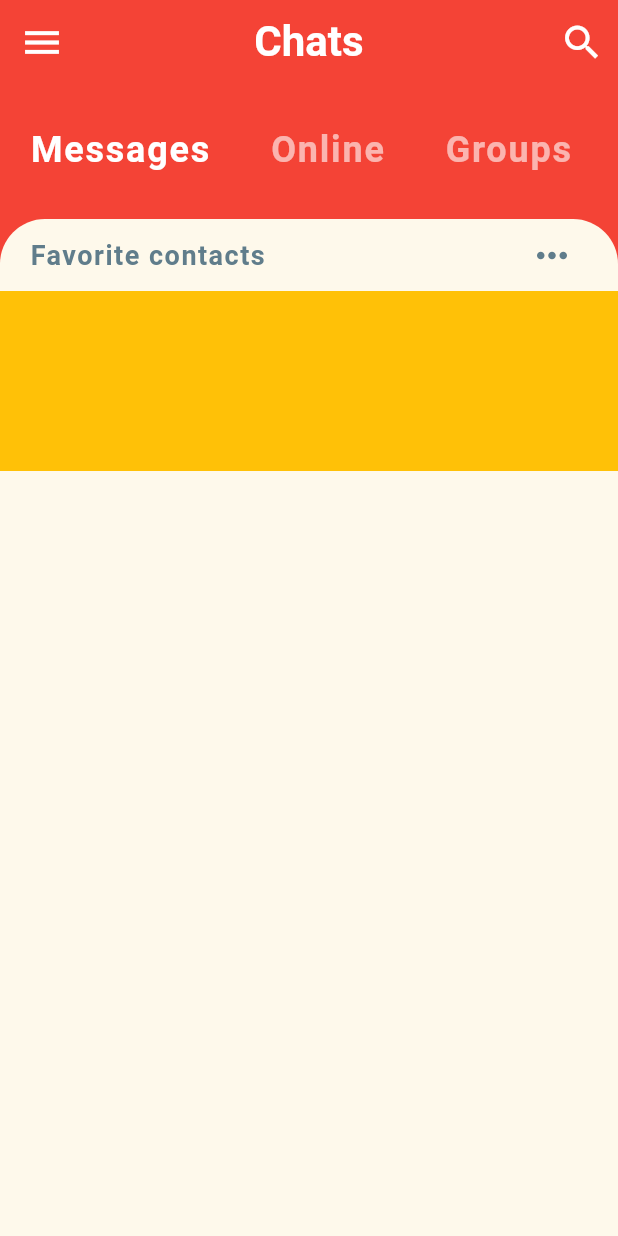
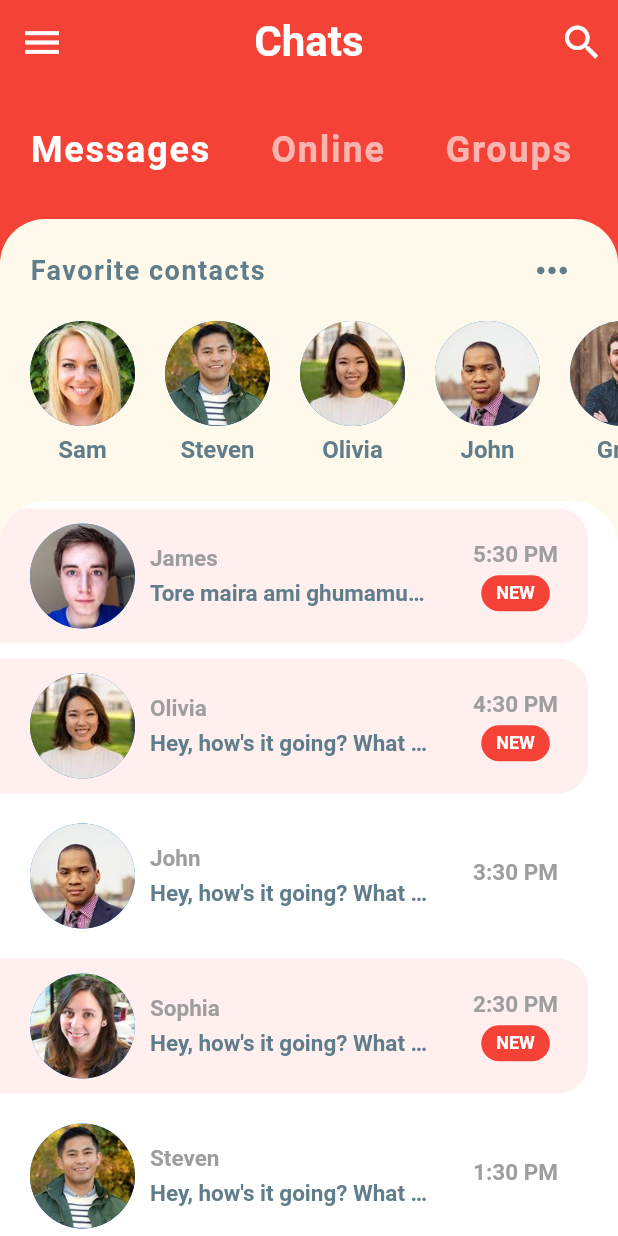
Before and after one commit to Ashik80/Flutter-Chat, a Flutter app: the screen it shows after launch, on a phone screen of 412 x 824 dp. Run offline on Flutter 3.47's test engine with Material 2 defaults, Android fonts, the phone set to English and light mode, and no system bars.

Commit message:
home screen designed

```diff
--- a/lib/models/message_model.dart
+++ b/lib/models/message_model.dart
@@ -35,48 +35,95 @@ final User steven =
 //Favorite contacts
 List<User> favorites = [sam, steven, olivia, john, greg];
 
-//Chats on home screen
+//Chats on chat screen
 List<Message> messages = [
   Message(
       sender: james,
       time: "5:30 PM",
       text: "Tore maira ami ghumamu! Amar ghum hoy na",
       isLiked: false,
-    unread: true
-  ),
+      unread: true),
   Message(
       sender: currentUser,
       time: "4:30 PM",
       text: "Tor may ghumay",
       isLiked: false,
-    unread: true
-  ),
+      unread: true),
   Message(
       sender: james,
       time: "3:45 PM",
       text: "Tui ay! Ricksha vara lagle ami dimu",
       isLiked: true,
-    unread: true
-  ),
+      unread: true),
   Message(
       sender: james,
       time: "3:15 PM",
       text: "Aitasi aitasi ami 5 minute er moddhe aitasi!",
       isLiked: false,
-    unread: true
-  ),
+      unread: true),
   Message(
       sender: currentUser,
       time: "2:30 PM",
       text: "Amar ato vallage kan?",
       isLiked: true,
-    unread: true
-  ),
+      unread: true),
   Message(
       sender: james,
       time: "2:00 PM",
       text: "Amar rokto gorom",
       isLiked: false,
-    unread: true
+      unread: true),
+];
+
+//chats on home screen
+List<Message> chats = [
+  Message(
+    sender: james,
+    time: '5:30 PM',
+    text: 'Tore maira ami ghumamu! Amar ghum hoy na',
+    isLiked: false,
+    unread: true,
+  ),
+  Message(
+    sender: olivia,
+    time: '4:30 PM',
+    text: 'Hey, how\'s it going? What did you do today?',
+    isLiked: false,
+    unread: true,
+  ),
+  Message(
+    sender: john,
+    time: '3:30 PM',
+    text: 'Hey, how\'s it going? What did you do today?',
+    isLiked: false,
+    unread: false,
+  ),
+  Message(
+    sender: sophia,
+    time: '2:30 PM',
+    text: 'Hey, how\'s it going? What did you do today?',
+    isLiked: false,
+    unread: true,
+  ),
+  Message(
+    sender: steven,
+    time: '1:30 PM',
+    text: 'Hey, how\'s it going? What did you do today?',
+    isLiked: false,
+    unread: false,
+  ),
+  Message(
+    sender: sam,
+    time: '12:30 PM',
+    text: 'Hey, how\'s it going? What did you do today?',
+    isLiked: false,
+    unread: false,
+  ),
+  Message(
+    sender: greg,
+    time: '11:30 AM',
+    text: 'Hey, how\'s it going? What did you do today?',
+    isLiked: false,
+    unread: false,
   ),
 ];
--- a/lib/screens/homescreen.dart
+++ b/lib/screens/homescreen.dart
@@ -1,6 +1,7 @@
 import 'package:flutter/material.dart';
 import 'package:message_app/widgets/category_selector.dart';
 import 'package:message_app/widgets/favorite_contacts.dart';
+import 'package:message_app/widgets/recent_chats.dart';
 
 class HomeScreen extends StatefulWidget {
   @override
@@ -42,11 +43,12 @@ class _HomeScreenState extends State<HomeScreen> {
           CategorySelector(),
           Expanded(
             child: Container(
-              child: Column(
-                children: [
-                  FavoriteContacts()
-                ],
-              ),
+                child: Column(
+                  children: [
+                    FavoriteContacts(),
+                    RecentChats(),
+                  ],
+                ),
                 decoration: BoxDecoration(
                     color: Theme.of(context).accentColor,
                     borderRadius: BorderRadius.only(
--- a/lib/widgets/favorite_contacts.dart
+++ b/lib/widgets/favorite_contacts.dart
@@ -1,10 +1,14 @@
 import 'package:flutter/material.dart';
 import 'package:message_app/models/message_model.dart';
+
+import '../models/message_model.dart';
 
 class FavoriteContacts extends StatelessWidget {
   @override
   Widget build(BuildContext context) {
-    return Column(
+    return Padding(
+      padding: EdgeInsets.symmetric(vertical: 10),
+      child: Column(
         children: [
           Padding(
             padding: EdgeInsets.symmetric(horizontal: 20),
@@ -19,21 +23,43 @@ class FavoriteContacts extends StatelessWidget {
                       fontWeight: FontWeight.bold,
                       letterSpacing: 1),
                 ),
-              IconButton(icon: Icon(Icons.more_horiz), onPressed: () {}, iconSize: 30, color: Colors.blueGrey,)
+                IconButton(
+                  icon: Icon(Icons.more_horiz),
+                  onPressed: () {},
+                  iconSize: 30,
+                  color: Colors.blueGrey,
+                )
               ],
             ),
           ),
           Container(
             height: 120,
-          color: Colors.amber,
             child: ListView.builder(
+              scrollDirection: Axis.horizontal,
+              padding: EdgeInsets.only(left: 10),
               itemCount: favorites.length,
               itemBuilder: (BuildContext context, int i) {
-
+                return Padding(
+                  padding: EdgeInsets.all(10.0),
+                  child: Column(
+                    children: [
+                      CircleAvatar(
+                        radius: 35,
+                        backgroundImage: AssetImage(favorites[i].imageUrl),
+                      ),
+                      SizedBox(height: 6,),
+                      Text(
+                        favorites[i].name,
+                        style: TextStyle(color: Colors.blueGrey, fontWeight: FontWeight.w600, fontSize: 16),
+                      ),
+                    ],
+                  ),
+                );
               },
             ),
           )
         ],
+      ),
     );
   }
 }
--- /dev/null
+++ b/lib/widgets/recent_chats.dart
@@ -0,0 +1,106 @@
+import 'package:flutter/material.dart';
+
+import '../models/message_model.dart';
+
+class RecentChats extends StatelessWidget {
+  @override
+  Widget build(BuildContext context) {
+    return Expanded(
+      child: Container(
+        decoration: BoxDecoration(
+            color: Colors.white,
+            borderRadius: BorderRadius.only(
+                topLeft: Radius.circular(30), topRight: Radius.circular(30))),
+        child: ClipRRect(
+          borderRadius: BorderRadius.only(
+              topLeft: Radius.circular(30), topRight: Radius.circular(30)),
+          child: ListView.builder(
+            itemCount: messages.length,
+            itemBuilder: (BuildContext context, int index) {
+              final Message chat = chats[index];
+              return Container(
+                padding: EdgeInsets.symmetric(horizontal: 20, vertical: 10),
+                margin: EdgeInsets.only(top: 5, bottom: 5, right: 20),
+                decoration: BoxDecoration(
+                    color: chat.unread ? Color(0xFFFFEFEE) : Colors.white,
+                    borderRadius: BorderRadius.only(
+                        topRight: Radius.circular(20),
+                        bottomRight: Radius.circular(20))),
+                child: Row(
+                  mainAxisAlignment: MainAxisAlignment.spaceBetween,
+                  children: [
+                    Row(
+                      children: [
+                        CircleAvatar(
+                          radius: 35,
+                          backgroundImage: AssetImage(chat.sender.imageUrl),
+                        ),
+                        SizedBox(
+                          width: 10,
+                        ),
+                        Column(
+                          crossAxisAlignment: CrossAxisAlignment.start,
+                          children: [
+                            Text(
+                              chat.sender.name,
+                              style: TextStyle(
+                                color: Colors.grey,
+                                fontSize: 15,
+                                fontWeight: FontWeight.bold,
+                              ),
+                            ),
+                            SizedBox(
+                              height: 5,
+                            ),
+                            Container(
+                              width: MediaQuery.of(context).size.width * 0.45,
+                              child: Text(
+                                chat.text,
+                                style: TextStyle(
+                                  color: Colors.blueGrey,
+                                  fontSize: 15,
+                                  fontWeight: FontWeight.bold,
+                                ),
+                                overflow: TextOverflow.ellipsis,
+                              ),
+                            )
+                          ],
+                        ),
+                      ],
+                    ),
+                    Column(
+                      children: [
+                        Text(
+                          chat.time,
+                          style: TextStyle(
+                              color: Colors.grey,
+                              fontSize: 15,
+                              fontWeight: FontWeight.bold),
+                        ),
+                        SizedBox(height: 5,),
+                        chat.unread ? Container(
+                          padding:
+                              EdgeInsets.symmetric(vertical: 5, horizontal: 10),
+                          decoration: BoxDecoration(
+                              borderRadius: BorderRadius.circular(20),
+                              color: Theme.of(context).primaryColor),
+                          child: Text(
+                            "NEW",
+                            style: TextStyle(
+                                color: Colors.white,
+                                fontWeight: FontWeight.bold,
+                                fontSize: 12),
+                          ),
+                        ) : SizedBox.shrink(),
+                      ],
+                    )
+                  ],
+                ),
+              );
+            },
+          ),
+        ),
+      ),
+    );
+  }
+}
```
Lines whose indentation alone changed are shown as unchanged.
